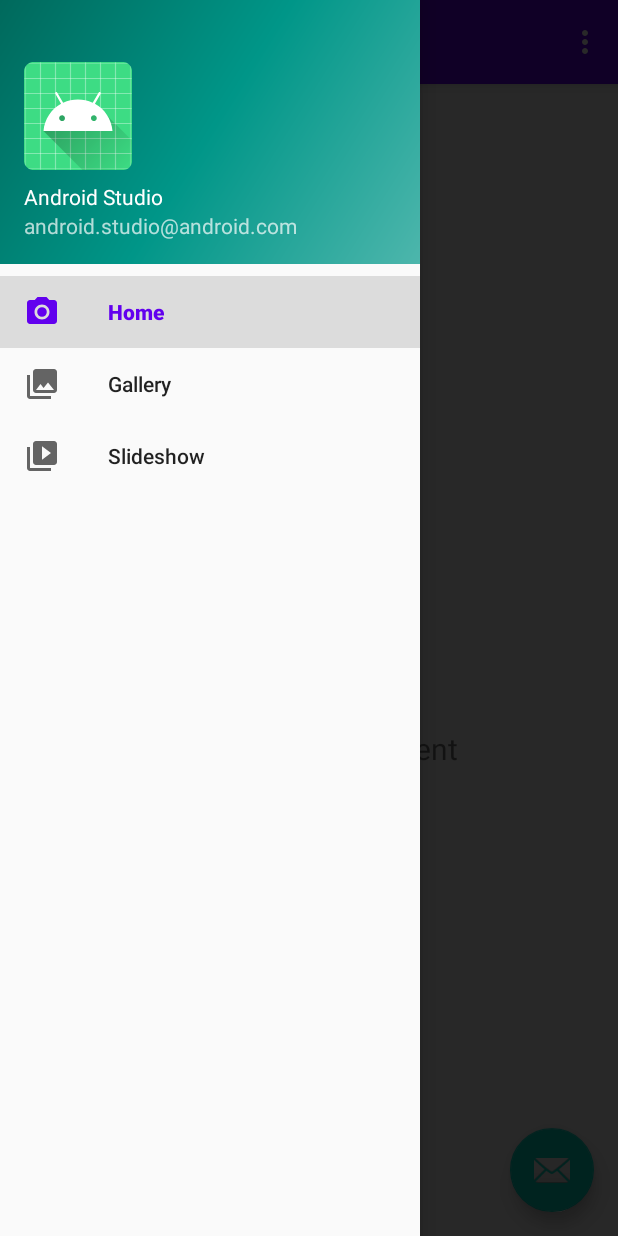
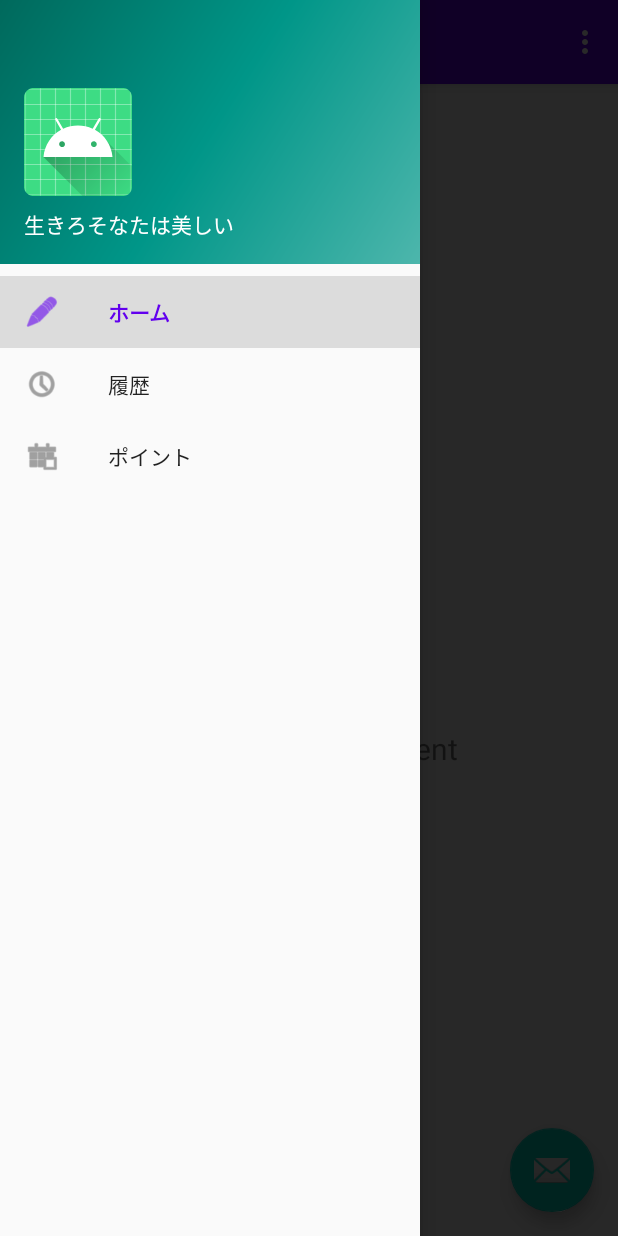
Before and after one commit to softboiledarmy/ikisona, an Android app: the screen it shows after launch (MainActivity), with the side drawer open, on a phone screen of 412 x 824 dp. Run offline under Robolectric (Android 15) with nearby library versions, the phone set to English and light mode, and no system bars; our stand-ins replace navigation-ui.

Commit message:
:wq
git push origin master

```diff
--- a/app/src/main/res/layout/nav_header_main.xml
+++ b/app/src/main/res/layout/nav_header_main.xml
@@ -1,6 +1,7 @@
 <?xml version="1.0" encoding="utf-8"?>
 <LinearLayout xmlns:android="http://schemas.android.com/apk/res/android"
     xmlns:app="http://schemas.android.com/apk/res-auto"
+    android:id="@+id/textView"
     android:layout_width="match_parent"
     android:layout_height="@dimen/nav_header_height"
     android:background="@drawable/side_nav_bar"
@@ -24,12 +25,7 @@
         android:layout_width="match_parent"
         android:layout_height="wrap_content"
         android:paddingTop="@dimen/nav_header_vertical_spacing"
-        android:text="@string/nav_header_title"
+        android:text="生きろそなたは美しい"
         android:textAppearance="@style/TextAppearance.AppCompat.Body1" />
 
-    <TextView
-        android:id="@+id/textView"
-        android:layout_width="wrap_content"
-        android:layout_height="wrap_content"
-        android:text="@string/nav_header_subtitle" />
 </LinearLayout>
--- a/app/src/main/res/menu/activity_main_drawer.xml
+++ b/app/src/main/res/menu/activity_main_drawer.xml
@@ -6,15 +6,16 @@
     <group android:checkableBehavior="single">
         <item
             android:id="@+id/nav_home"
-            android:icon="@drawable/ic_menu_camera"
-            android:title="@string/menu_home" />
+            android:icon="@android:drawable/ic_menu_edit"
+            android:title="ホーム" />
         <item
             android:id="@+id/nav_gallery"
-            android:icon="@drawable/ic_menu_gallery"
-            android:title="@string/menu_gallery" />
+            android:icon="@android:drawable/ic_menu_recent_history"
+            android:title="履歴" />
         <item
-            android:id="@+id/nav_slideshow"
-            android:icon="@drawable/ic_menu_slideshow"
-            android:title="@string/menu_slideshow" />
+            android:id="@+id/nav_point"
+            android:icon="@android:drawable/ic_menu_today"
+            android:title="ポイント" />
+
     </group>
 </menu>
--- a/app/src/main/res/menu/main.xml
+++ b/app/src/main/res/menu/main.xml
@@ -4,6 +4,6 @@
     <item
         android:id="@+id/action_settings"
         android:orderInCategory="100"
-        android:title="@string/action_settings"
+        android:title="設定"
         app:showAsAction="never" />
 </menu>
--- a/app/src/main/res/navigation/mobile_navigation.xml
+++ b/app/src/main/res/navigation/mobile_navigation.xml
@@ -20,6 +20,6 @@
     <fragment
         android:id="@+id/nav_slideshow"
         android:name="events.tgh2020.hackathon2020.ui.slideshow.SlideshowFragment"
-        android:label="@string/menu_slideshow"
+        android:label="@string/menu_point"
         tools:layout="@layout/fragment_slideshow" />
 </navigation>
--- a/app/src/main/res/values/strings.xml
+++ b/app/src/main/res/values/strings.xml
@@ -1,13 +1,12 @@
 <resources>
-    <string name="app_name">hackathon2020</string>
+    <string name="app_name">ホーム</string>
     <string name="navigation_drawer_open">Open navigation drawer</string>
     <string name="navigation_drawer_close">Close navigation drawer</string>
-    <string name="nav_header_title">Android Studio</string>
-    <string name="nav_header_subtitle">android.studio@android.com</string>
+    <string name="nav_header_title">生きろそなたは美しい</string>
     <string name="nav_header_desc">Navigation header</string>
-    <string name="action_settings">Settings</string>
+    <string name="action_settings">設定</string>
 
-    <string name="menu_home">Home</string>
-    <string name="menu_gallery">Gallery</string>
-    <string name="menu_slideshow">Slideshow</string>
+    <string name="menu_home">ホーム</string>
+    <string name="menu_gallery">履歴</string>
+    <string name="menu_point">ポイント</string>
 </resources>
```
